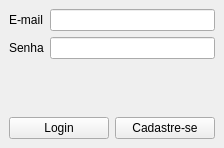
This is fontes/QTCC_Qt/ui/login.ui in ricardopetrere/TCC_FTT as Qt 5 draws it before an edit. The edited form follows.
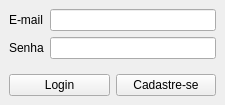
This is the edited form.

Commit message: 08_11: Implementado Login e Cadastro de usuário

Patch:
```diff
--- a/fontes/QTCC_Qt/ui/login.ui
+++ b/fontes/QTCC_Qt/ui/login.ui
@@ -6,8 +6,8 @@
    <rect>
     <x>0</x>
     <y>0</y>
-    <width>224</width>
-    <height>148</height>
+    <width>225</width>
+    <height>105</height>
    </rect>
   </property>
   <property name="windowTitle">
@@ -46,6 +46,22 @@
           </property>
          </widget>
         </item>
+        <item row="2" column="1">
+         <spacer name="verticalSpacer">
+          <property name="orientation">
+           <enum>Qt::Vertical</enum>
+          </property>
+          <property name="sizeType">
+           <enum>QSizePolicy::Expanding</enum>
+          </property>
+          <property name="sizeHint" stdset="0">
+           <size>
+            <width>20</width>
+            <height>40</height>
+           </size>
+          </property>
+         </spacer>
+        </item>
        </layout>
       </item>
       <item row="1" column="0">
```
The commit also changes 27 other files.
